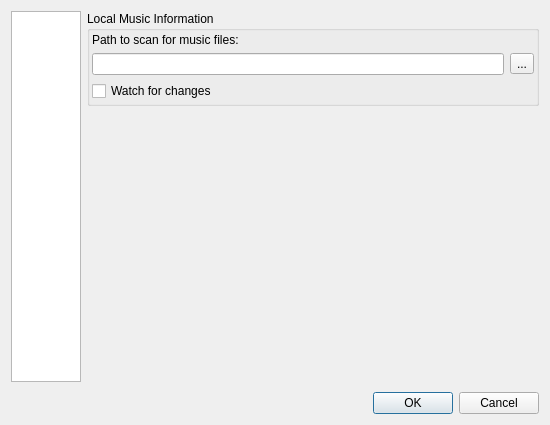
tomahawk-player/tomahawk, file src/stackedsettingsdialog.ui: the form before one commit.
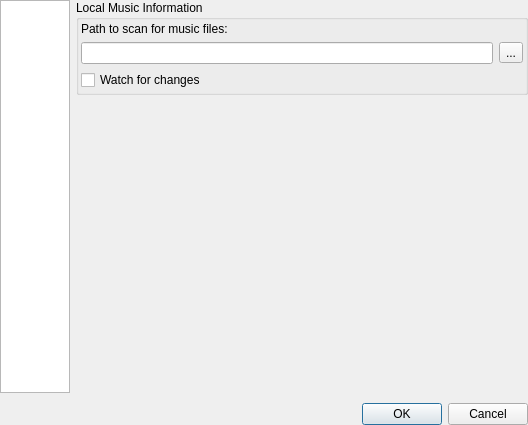
The form after the commit. The open tabs and pages were chosen to show the change. Icons and pictures are not drawn.

Commit message: die margin die

```diff
--- a/src/stackedsettingsdialog.ui
+++ b/src/stackedsettingsdialog.ui
@@ -14,6 +14,9 @@
    <string>Tomahawk Settings</string>
   </property>
   <layout class="QVBoxLayout" name="verticalLayout_12">
+   <property name="margin">
+    <number>0</number>
+   </property>
    <item>
     <layout class="QHBoxLayout" name="horizontalLayout">
      <item>
```
Left out of the diff: 2 changed lines with no effect on the pictures.
